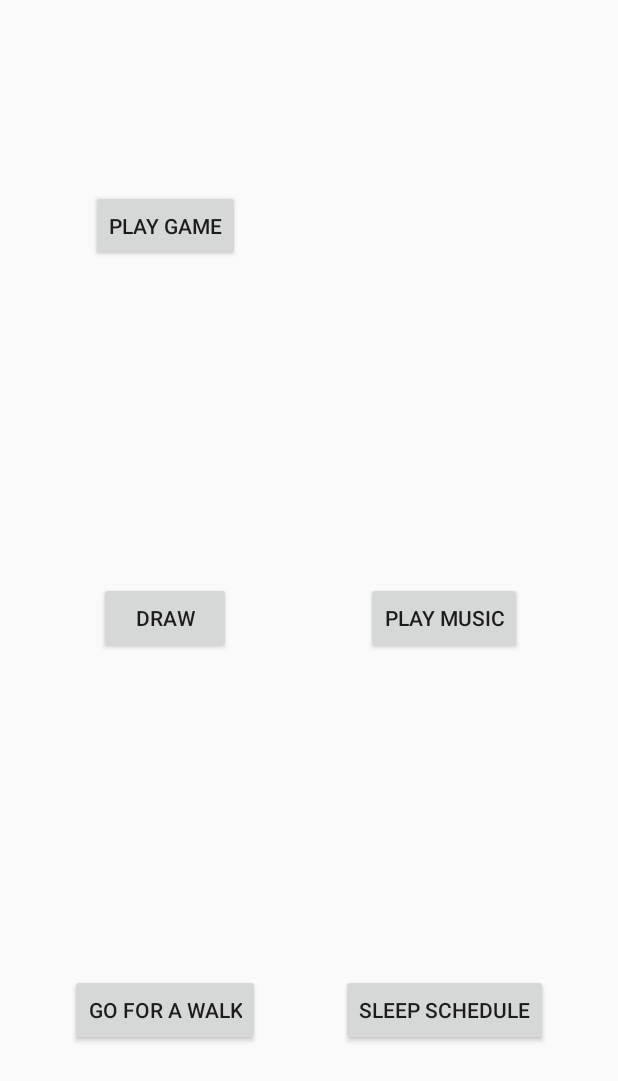
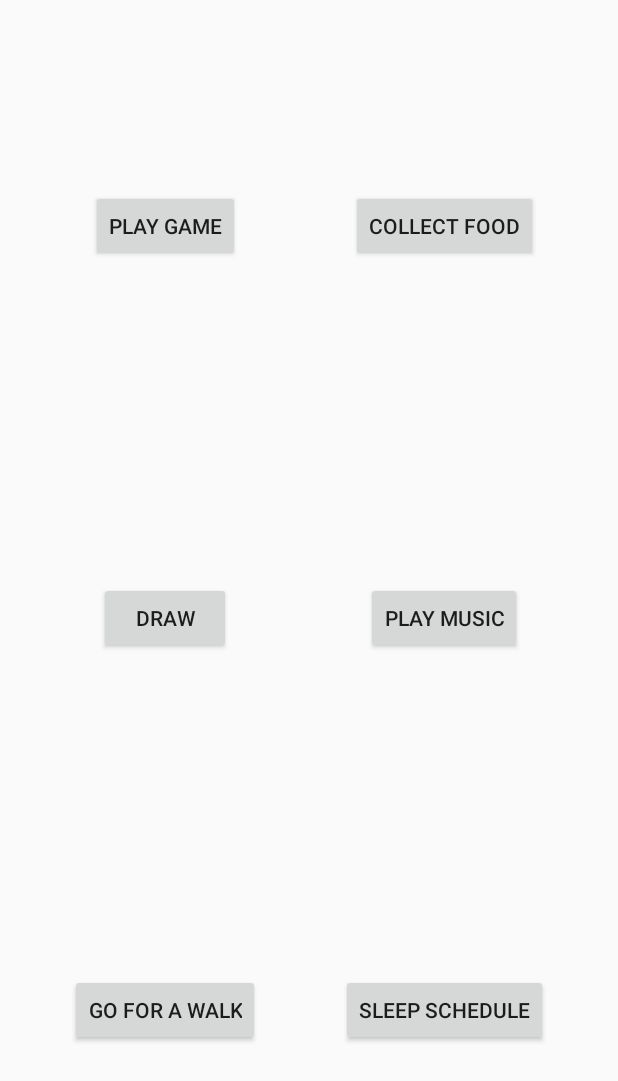
Before and after one commit to jluken/Mobile_Buddy, an Android app: the InteractScreenActivity screen opened directly, with no data from a screen before it, on a phone screen of 412 x 824 dp. Shown: the top 1081 px of the screen. Run offline under Robolectric (Android 15) with nearby library versions, the light colour scheme and no system bars.

Commit message:
map changes

```diff
--- a/app/build.gradle
+++ b/app/build.gradle
@@ -18,8 +18,10 @@ android {
     }
 }
 
+
 repositories {
     maven { url "https://jitpack.io" }
+    maven { url "https://maven.google.com" }
 }
 
 dependencies {
@@ -28,6 +30,7 @@ dependencies {
     implementation 'com.android.support.constraint:constraint-layout:1.0.2'
     implementation 'com.android.support:design:26.1.0'
     implementation 'com.android.support:support-v4:26.1.0'
+    implementation 'com.google.android.gms:play-services-maps:12.0.0'
     testImplementation 'junit:junit:4.12'
     androidTestImplementation 'com.android.support.test:runner:1.0.1'
     androidTestImplementation 'com.android.support.test.espresso:espresso-core:3.0.1'
--- a/app/src/main/java/com/example/cse5236/mobilebuddy/HomeScreenActivity.java
+++ b/app/src/main/java/com/example/cse5236/mobilebuddy/HomeScreenActivity.java
@@ -59,14 +59,14 @@ public class HomeScreenActivity extends AppCompatActivity{
         handler.postDelayed(new Runnable(){
             public void run(){
                 //do something
-                //int hunger = getStat(active,"hunger");
+                int hunger = getStat(active,"hunger");
                 int sleepiness = getStat(active,"sleepiness");
                 int boredom = getStat(active,"boredom");
                 int playfulness = getStat(active,"playfulness");
                 int sadness = getStat(active,"sadness");
                 int loneliness = getStat(active,"loneliness");
 
-                //setStat(active,"hunger", hunger +1);
+                setStat(active,"hunger", hunger +1);
                 setStat(active,"sleepiness", sleepiness + 1);
                 setStat(active,"boredom", boredom + 1);
                 setStat(active,"playfulness", playfulness + 1);
--- a/app/src/main/java/com/example/cse5236/mobilebuddy/InteractScreenActivity.java
+++ b/app/src/main/java/com/example/cse5236/mobilebuddy/InteractScreenActivity.java
@@ -31,7 +31,7 @@ public class InteractScreenActivity extends FragmentActivity{
 
         Intent gameIntent = new Intent(this, PlayGame.class);
         Intent musicIntent = new Intent(this, Music.class);
-        //Intent foodIntent = new Intent(this, CollectFood.class);
+        Intent foodIntent = new Intent(this, CollectFood.class);
         Intent drawIntent = new Intent(this, Draw.class);
         Intent walkIntent = new Intent(this, GoForWalk.class);
         Intent sleepIntent = new Intent(this, Sleep.class);
@@ -39,7 +39,7 @@ public class InteractScreenActivity extends FragmentActivity{
         Bundle bundle = new Bundle();
         bundle.putParcelable("game", gameIntent);
         bundle.putParcelable("music", musicIntent);
-        //bundle.putParcelable("food", foodIntent);
+        bundle.putParcelable("food", foodIntent);
         bundle.putParcelable("draw", drawIntent);
         bundle.putParcelable("walk", walkIntent);
         bundle.putParcelable("sleep", sleepIntent);
--- a/app/src/main/java/com/example/cse5236/mobilebuddy/InteractScreenVerticalFragment.java
+++ b/app/src/main/java/com/example/cse5236/mobilebuddy/InteractScreenVerticalFragment.java
@@ -50,12 +50,12 @@ public class InteractScreenVerticalFragment extends Fragment {
             }
         });
 
-//        final Button collectFoodButton = getView().findViewById(R.id.collectFoodButton);
-//        collectFoodButton.setOnClickListener(new View.OnClickListener() {
-//            public void onClick(View v) {
-//                startActivity((Intent)bundle.getParcelable("food"));
-//            }
-//        });
+        final Button collectFoodButton = getView().findViewById(R.id.collectFoodButton);
+        collectFoodButton.setOnClickListener(new View.OnClickListener() {
+            public void onClick(View v) {
+                startActivity((Intent)bundle.getParcelable("food"));
+            }
+        });
 
         final Button drawButton = getView().findViewById(R.id.drawButton);
         drawButton.setOnClickListener(new View.OnClickListener() {
--- a/app/src/main/res/layout/interact_vertical_layout.xml
+++ b/app/src/main/res/layout/interact_vertical_layout.xml
@@ -22,16 +22,16 @@
         android:layout_gravity="center"
         android:text="Play Game" />
 
-    <!--<Button-->
-        <!--android:id="@+id/collectFoodButton"-->
-        <!--android:layout_row="0"-->
-        <!--android:layout_column="1"-->
-        <!--android:layout_width="wrap_content"-->
-        <!--android:layout_height="wrap_content"-->
-        <!--android:layout_columnWeight="1"-->
-        <!--android:layout_rowWeight="1"-->
-        <!--android:layout_gravity="center"-->
-        <!--android:text="Collect Food" />-->
+    <Button
+        android:id="@+id/collectFoodButton"
+        android:layout_row="0"
+        android:layout_column="1"
+        android:layout_width="wrap_content"
+        android:layout_height="wrap_content"
+        android:layout_columnWeight="1"
+        android:layout_rowWeight="1"
+        android:layout_gravity="center"
+        android:text="Collect Food" />
 
     <Button
         android:id="@+id/drawButton"
```
Also changed, not shown: app/src/main/AndroidManifest.xml (+16 -0 lines), app/src/main/java/com/example/cse5236/mobilebuddy/CollectFood.java (+19 -11 lines), app/src/main/res/layout/activity_collect_food.xml (+22 -18 lines).
